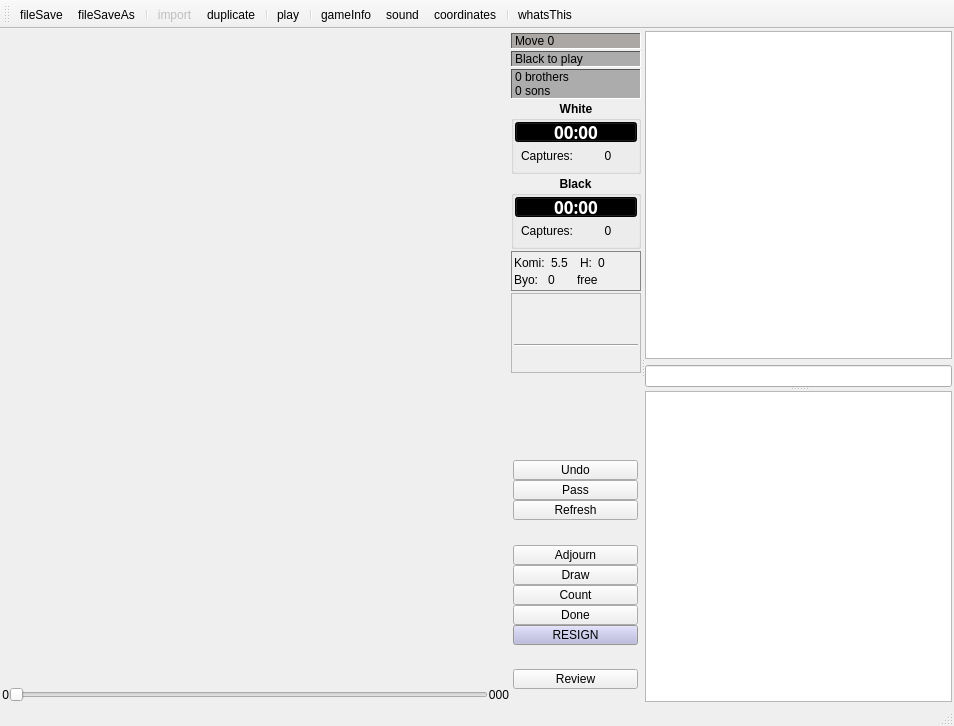
Before: the Qt Designer form src/board/boardwindow.ui in iamsyt/qgo, drawn with Qt 5.
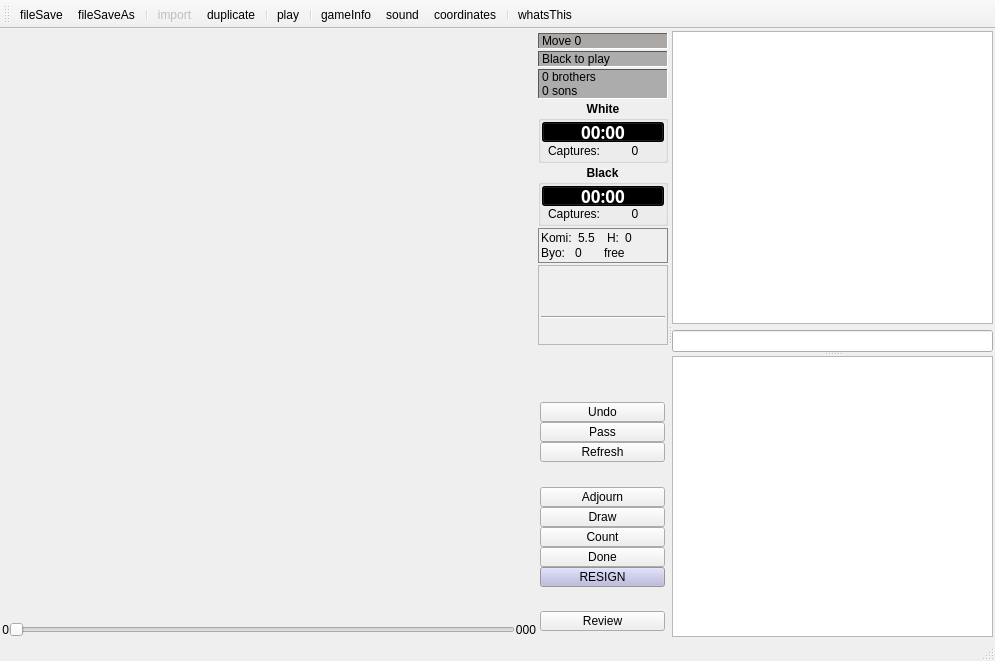
After: the same form once the commit is applied. Icons and pictures are not drawn. Custom widgets are drawn as their Qt base class.

Commit message: attempt to make minimum size smaller

Patch:
```diff
--- a/src/board/boardwindow.ui
+++ b/src/board/boardwindow.ui
@@ -1,19 +1,19 @@
 <?xml version="1.0" encoding="UTF-8"?>
 <ui version="4.0">
  <class>BoardWindow</class>
- <widget class="QMainWindow" name="BoardWindow">
-  <property name="geometry">
+ <widget class="QMainWindow" name="BoardWindow" >
+  <property name="geometry" >
    <rect>
     <x>0</x>
     <y>0</y>
-    <width>954</width>
-    <height>726</height>
+    <width>995</width>
+    <height>661</height>
    </rect>
   </property>
-  <property name="minimumSize">
+  <property name="minimumSize" >
    <size>
-    <width>500</width>
-    <height>670</height>
+    <width>640</width>
+    <height>557</height>
    </size>
   </property>
   <property name="focusPolicy">
@@ -22,11 +22,11 @@
   <property name="windowTitle">
    <string>MainWindow</string>
   </property>
-  <widget class="QWidget" name="centralwidget">
-   <property name="minimumSize">
+  <widget class="QWidget" name="centralwidget" >
+   <property name="minimumSize" >
     <size>
      <width>0</width>
-     <height>600</height>
+     <height>480</height>
     </size>
    </property>
    <layout class="QGridLayout">
@@ -36,12 +36,12 @@
     <property name="spacing">
      <number>6</number>
     </property>
-    <item row="0" column="0">
-     <widget class="QSplitter" name="boardSplitter">
-      <property name="minimumSize">
+    <item row="0" column="0" >
+     <widget class="QSplitter" name="boardSplitter" >
+      <property name="minimumSize" >
        <size>
         <width>16</width>
-        <height>600</height>
+        <height>480</height>
        </size>
       </property>
       <property name="orientation">
@@ -122,10 +122,10 @@
                <verstretch>0</verstretch>
               </sizepolicy>
              </property>
-             <property name="minimumSize">
+             <property name="minimumSize" >
               <size>
                <width>400</width>
-               <height>300</height>
+               <height>454</height>
               </size>
              </property>
              <property name="whatsThis">
@@ -210,10 +210,10 @@
             <verstretch>0</verstretch>
            </sizepolicy>
           </property>
-          <property name="minimumSize">
+          <property name="minimumSize" >
            <size>
             <width>130</width>
-            <height>550</height>
+            <height>450</height>
            </size>
           </property>
           <property name="maximumSize">
@@ -3502,10 +3502,10 @@
                <verstretch>0</verstretch>
               </sizepolicy>
              </property>
-             <property name="minimumSize">
+             <property name="minimumSize" >
               <size>
                <width>16</width>
-               <height>40</height>
+               <height>0</height>
               </size>
              </property>
              <property name="palette">
@@ -6156,11 +6156,11 @@
         </item>
        </layout>
       </widget>
-      <widget class="QSplitter" name="boardSplitter2">
-       <property name="minimumSize">
+      <widget class="QSplitter" name="boardSplitter2" >
+       <property name="minimumSize" >
         <size>
          <width>16</width>
-         <height>600</height>
+         <height>480</height>
         </size>
        </property>
        <property name="orientation">
@@ -6259,19 +6259,19 @@
    <attribute name="toolBarBreak">
     <bool>false</bool>
    </attribute>
-   <addaction name="actionFileSave"/>
-   <addaction name="actionFileSaveAs"/>
-   <addaction name="separator"/>
-   <addaction name="actionImport"/>
-   <addaction name="actionDuplicate"/>
-   <addaction name="separator"/>
-   <addaction name="actionPlay"/>
-   <addaction name="separator"/>
-   <addaction name="actionGameInfo"/>
-   <addaction name="actionSound"/>
-   <addaction name="actionCoordinates"/>
-   <addaction name="separator"/>
-   <addaction name="actionWhatsThis"/>
+   <addaction name="actionFileSave" />
+   <addaction name="actionFileSaveAs" />
+   <addaction name="separator" />
+   <addaction name="actionImport" />
+   <addaction name="actionDuplicate" />
+   <addaction name="separator" />
+   <addaction name="actionPlay" />
+   <addaction name="separator" />
+   <addaction name="actionGameInfo" />
+   <addaction name="actionSound" />
+   <addaction name="actionCoordinates" />
+   <addaction name="separator" />
+   <addaction name="actionWhatsThis" />
   </widget>
   <widget class="QMenuBar" name="menubar">
    <property name="geometry">
@@ -6443,7 +6443,7 @@
    </property>
   </action>
  </widget>
- <layoutdefault spacing="0" margin="2"/>
+ <layoutdefault spacing="0" margin="2" />
  <customwidgets>
   <customwidget>
    <class>Board</class>
```
Left out of the diff: 3913 changed lines with no effect on the pictures.
